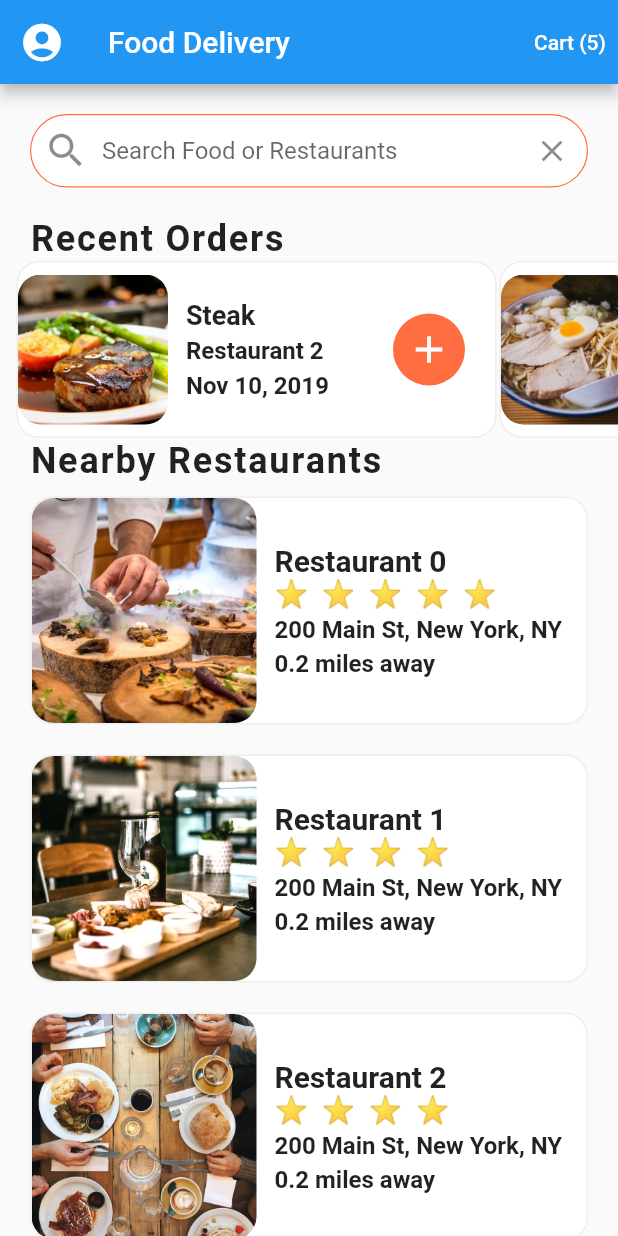
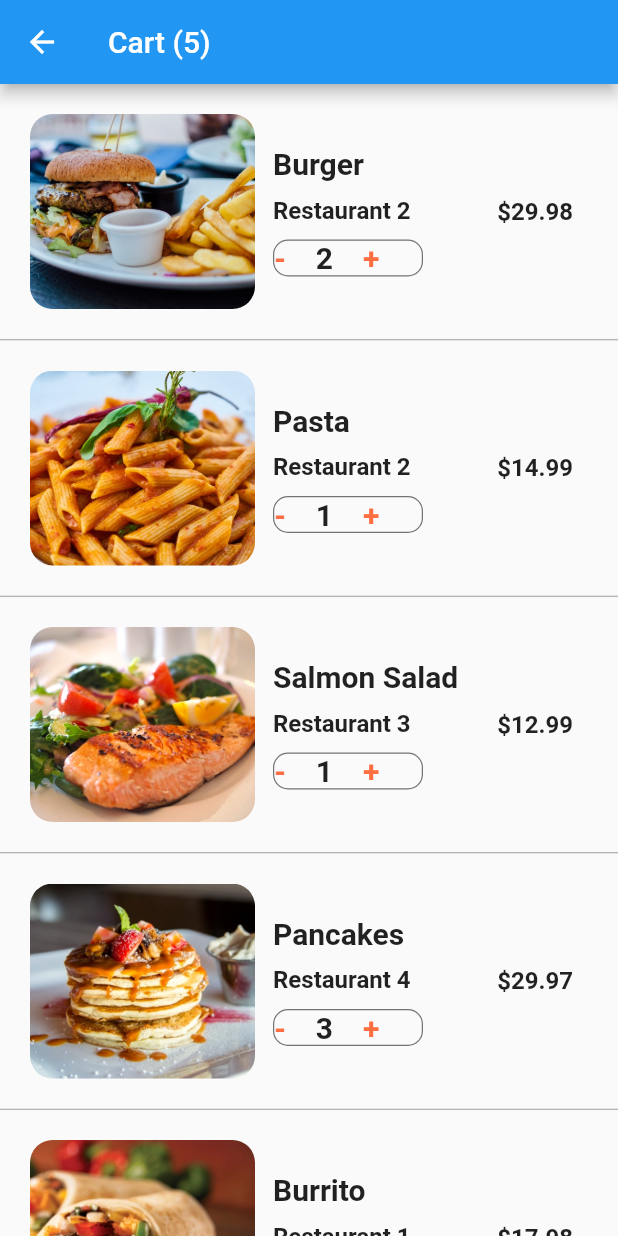
Before and after one commit to ivantrj/food_delivery_flutter, a Flutter app: the screen it shows after launch, after a tap on an icon or button, on a phone screen of 412 x 824 dp. Run offline on Flutter 3.47's test engine with Material 2 defaults, Android fonts, the phone set to English and light mode, and no system bars.

Commit message:
add cart screen items

```diff
--- /dev/null
+++ b/lib/screens/cart_screen.dart
@@ -0,0 +1,148 @@
+import 'package:flutter/material.dart';
+
+import '../data/data.dart';
+import '../models/order.dart';
+
+class CartScreen extends StatefulWidget {
+  const CartScreen({Key? key}) : super(key: key);
+
+  @override
+  _CartScreenState createState() => _CartScreenState();
+}
+
+class _CartScreenState extends State<CartScreen> {
+  _buildCartItem(Order order) {
+    return Container(
+      padding: EdgeInsets.all(20.0),
+      height: 170.0,
+      child: Row(
+        children: [
+          Expanded(
+            child: Row(
+              children: [
+                Container(
+                  width: 150.0,
+                  decoration: BoxDecoration(
+                    image: DecorationImage(
+                      image: AssetImage(order.food.imageUrl),
+                      fit: BoxFit.cover,
+                    ),
+                    borderRadius: BorderRadius.circular(15.0),
+                  ),
+                ),
+                Expanded(
+                  child: Container(
+                    margin: EdgeInsets.all(12.0),
+                    child: Column(
+                      mainAxisAlignment: MainAxisAlignment.center,
+                      crossAxisAlignment: CrossAxisAlignment.start,
+                      children: [
+                        Text(
+                          order.food.name,
+                          style: TextStyle(
+                            fontSize: 20.0,
+                            fontWeight: FontWeight.bold,
+                          ),
+                          overflow: TextOverflow.ellipsis,
+                        ),
+                        SizedBox(
+                          height: 10.0,
+                        ),
+                        Text(
+                          order.restaurant.name,
+                          style: TextStyle(
+                            fontSize: 16.0,
+                            fontWeight: FontWeight.w600,
+                          ),
+                          overflow: TextOverflow.ellipsis,
+                        ),
+                        SizedBox(
+                          height: 10.0,
+                        ),
+                        Container(
+                          width: 100.0,
+                          decoration: BoxDecoration(
+                            borderRadius: BorderRadius.circular(10.0),
+                            border: Border.all(
+                              width: 0.8,
+                              color: Colors.black54,
+                            ),
+                          ),
+                          child: Row(
+                            children: [
+                              GestureDetector(
+                                onTap: () {},
+                                child: Text(
+                                  '-',
+                                  style: TextStyle(
+                                      color: Theme.of(context).primaryColor,
+                                      fontSize: 20.0,
+                                      fontWeight: FontWeight.w600),
+                                ),
+                              ),
+                              SizedBox(
+                                width: 20.0,
+                              ),
+                              Text(
+                                order.quantity.toString(),
+                                style: TextStyle(
+                                  fontSize: 20.0,
+                                  fontWeight: FontWeight.w600,
+                                ),
+                              ),
+                              SizedBox(
+                                width: 20.0,
+                              ),
+                              GestureDetector(
+                                onTap: () {},
+                                child: Text(
+                                  '+',
+                                  style: TextStyle(
+                                      color: Theme.of(context).primaryColor,
+                                      fontSize: 20.0,
+                                      fontWeight: FontWeight.w600),
+                                ),
+                              ),
+                            ],
+                          ),
+                        ),
+                      ],
+                    ),
+                  ),
+                ),
+              ],
+            ),
+          ),
+          Container(
+            margin: EdgeInsets.all(10.0),
+            child: Text(
+              '\$${order.quantity * order.food.price}',
+              style: TextStyle(fontSize: 16.0, fontWeight: FontWeight.w600),
+            ),
+          )
+        ],
+      ),
+    );
+  }
+
+  @override
+  Widget build(BuildContext context) {
+    return Scaffold(
+      appBar: AppBar(
+        title: Text('Cart (${currentUser.cart.length})'),
+      ),
+      body: ListView.separated(
+          itemBuilder: (BuildContext context, int index) {
+            Order order = currentUser.cart[index];
+            return _buildCartItem(order);
+          },
+          separatorBuilder: (BuildContext context, int index) {
+            return Divider(
+              height: 1.0,
+              color: Colors.grey,
+            );
+          },
+          itemCount: currentUser.cart.length),
+    );
+  }
+}
--- a/lib/screens/home_screen.dart
+++ b/lib/screens/home_screen.dart
@@ -5,6 +5,7 @@ import 'package:food_delivery/screens/restaurant_screen.dart';
 import 'package:food_delivery/widgets/recent_orders.dart';
 
 import '../widgets/rating_stars.dart';
+import 'cart_screen.dart';
 
 class HomeScreen extends StatefulWidget {
   const HomeScreen({Key? key}) : super(key: key);
@@ -103,9 +104,17 @@ class _HomeScreenState extends State<HomeScreen> {
           TextButton(
             child: Text(
               "Cart (${currentUser.cart.length})",
-              style: const TextStyle(color: Colors.white),
+              style: const TextStyle(
+                color: Colors.white,
+                fontSize: 20.0,
+              ),
             ),
-            onPressed: () {},
+            onPressed: () => Navigator.push(
+              context,
+              MaterialPageRoute(
+                builder: (_) => CartScreen(),
+              ),
+            ),
           )
         ],
       ),
```
